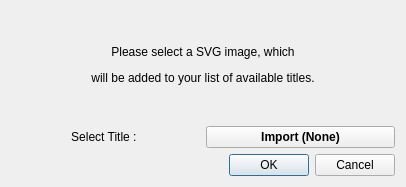
Old version of the form src/windows/ui/import-titles.ui in the repository OpenShot/openshot-qt.
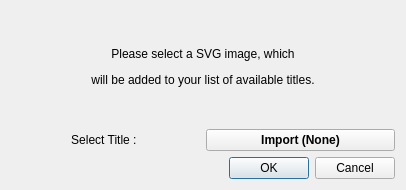
New version of the form. Icons and pictures are not drawn.

```diff
--- a/src/windows/ui/import-titles.ui
+++ b/src/windows/ui/import-titles.ui
@@ -7,7 +7,7 @@
     <x>0</x>
     <y>0</y>
     <width>406</width>
-    <height>187</height>
+    <height>190</height>
    </rect>
   </property>
   <property name="windowTitle">
```
